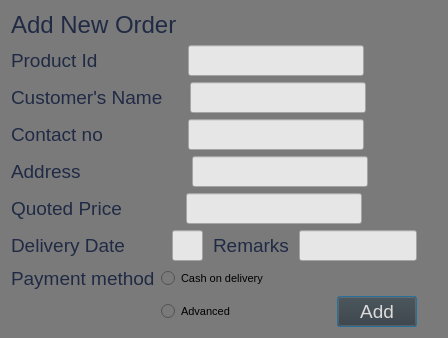
First picture: the form in Bhitti/neworder.ui, repository BigyaDhungana/Bhitti_v2, before the edit.
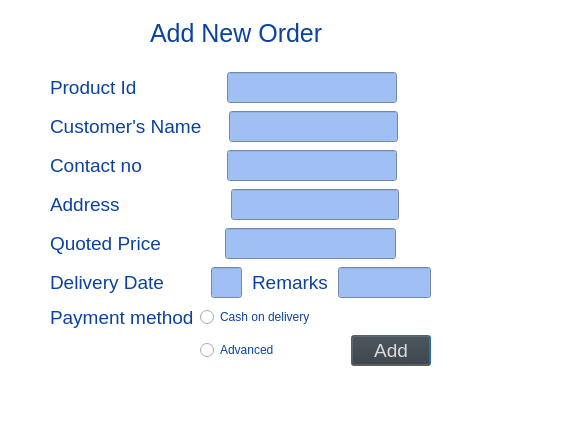
Second picture: the form after the edit. Icons and pictures are not drawn.

```diff
--- a/Bhitti/neworder.ui
+++ b/Bhitti/neworder.ui
@@ -6,8 +6,8 @@
    <rect>
     <x>0</x>
     <y>0</y>
-    <width>448</width>
-    <height>333</height>
+    <width>579</width>
+    <height>433</height>
    </rect>
   </property>
   <property name="font">
@@ -19,25 +19,61 @@
    <string>Dialog</string>
   </property>
   <property name="styleSheet">
-   <string notr="true">background-color: rgb(122, 122, 122);</string>
+   <string notr="true">background-color: rgb(255, 255, 255);</string>
   </property>
-  <layout class="QGridLayout" name="gridLayout_8">
-   <item row="0" column="0">
     <widget class="QLabel" name="label_10">
+   <property name="geometry">
+    <rect>
+     <x>150</x>
+     <y>20</y>
+     <width>311</width>
+     <height>26</height>
+    </rect>
+   </property>
      <property name="font">
       <font>
-       <pointsize>18</pointsize>
+     <family>Segoe UI</family>
+     <pointsize>19</pointsize>
+     <italic>false</italic>
+     <bold>false</bold>
       </font>
      </property>
      <property name="styleSheet">
-      <string notr="true">color: rgb(32, 42, 68);</string>
+    <string notr="true">color: rgb(11, 66, 160);
+font: 19pt &quot;Segoe UI&quot;;</string>
      </property>
      <property name="text">
       <string>Add New Order</string>
      </property>
     </widget>
-   </item>
-   <item row="1" column="0">
+  <widget class="QLabel" name="label">
+   <property name="geometry">
+    <rect>
+     <x>20</x>
+     <y>10</y>
+     <width>61</width>
+     <height>51</height>
+    </rect>
+   </property>
+   <property name="text">
+    <string/>
+   </property>
+   <property name="pixmap">
+    <pixmap>C:/Users/Asus/Downloads/Untitled-2.png</pixmap>
+   </property>
+   <property name="scaledContents">
+    <bool>true</bool>
+   </property>
+  </widget>
+  <widget class="QWidget" name="">
+   <property name="geometry">
+    <rect>
+     <x>50</x>
+     <y>70</y>
+     <width>381</width>
+     <height>301</height>
+    </rect>
+   </property>
     <layout class="QVBoxLayout" name="verticalLayout" stretch="0,0,0,0,0,0,0">
      <item>
       <layout class="QGridLayout" name="gridLayout_2">
@@ -46,7 +82,8 @@
          <item>
           <widget class="QLabel" name="label_2">
            <property name="styleSheet">
-            <string notr="true">color: rgb(32, 42, 68);
+           <string notr="true">color: rgb(11, 66, 160);
+font: 300 9pt &quot;Segoe UI&quot;;
 </string>
            </property>
            <property name="text">
@@ -57,7 +94,7 @@
          <item>
           <widget class="QLineEdit" name="lineEdit">
            <property name="styleSheet">
-            <string notr="true">background-color: rgb(230, 230, 230);</string>
+           <string notr="true">background-color: rgb(160,191,243);</string>
            </property>
           </widget>
          </item>
@@ -85,7 +122,9 @@
          <item>
           <widget class="QLabel" name="label_3">
            <property name="styleSheet">
-            <string notr="true">color: rgb(32, 42, 68);
+           <string notr="true">color: rgb(11, 66, 160);
+font: 300 9pt &quot;Segoe UI&quot;;
+
 </string>
            </property>
            <property name="text">
@@ -96,7 +135,7 @@
          <item>
           <widget class="QLineEdit" name="lineEdit_2">
            <property name="styleSheet">
-            <string notr="true">background-color: rgb(230, 230, 230);</string>
+           <string notr="true">background-color: rgb(160,191,243);</string>
            </property>
           </widget>
          </item>
@@ -124,7 +163,8 @@
          <item>
           <widget class="QLabel" name="label_4">
            <property name="styleSheet">
-            <string notr="true">color: rgb(32, 42, 68);</string>
+           <string notr="true">color: rgb(11, 66, 160);
+font: 300 9pt &quot;Segoe UI&quot;;</string>
            </property>
            <property name="text">
             <string>Contact no               </string>
@@ -134,7 +174,7 @@
          <item>
           <widget class="QLineEdit" name="lineEdit_3">
            <property name="styleSheet">
-            <string notr="true">background-color: rgb(230, 230, 230);</string>
+           <string notr="true">background-color: rgb(160,191,243);</string>
            </property>
            <property name="inputMethodHints">
             <set>Qt::ImhFormattedNumbersOnly</set>
@@ -168,7 +208,8 @@
          <item>
           <widget class="QLabel" name="label_5">
            <property name="styleSheet">
-            <string notr="true">color: rgb(32, 42, 68);</string>
+           <string notr="true">color: rgb(11, 66, 160);
+font: 300 9pt &quot;Segoe UI&quot;;</string>
            </property>
            <property name="text">
             <string>Address                     </string>
@@ -178,7 +219,7 @@
          <item>
           <widget class="QLineEdit" name="lineEdit_4">
            <property name="styleSheet">
-            <string notr="true">background-color: rgb(230, 230, 230);</string>
+           <string notr="true">background-color: rgb(160,191,243);</string>
            </property>
           </widget>
          </item>
@@ -206,7 +247,8 @@
          <item>
           <widget class="QLabel" name="label_6">
            <property name="styleSheet">
-            <string notr="true">color: rgb(32, 42, 68);</string>
+           <string notr="true">color: rgb(11, 66, 160);
+font: 300 9pt &quot;Segoe UI&quot;;</string>
            </property>
            <property name="text">
             <string>Quoted Price           </string>
@@ -216,7 +258,7 @@
          <item>
           <widget class="QLineEdit" name="lineEdit_5">
            <property name="styleSheet">
-            <string notr="true">background-color: rgb(230, 230, 230);</string>
+           <string notr="true">background-color: rgb(160,191,243);;</string>
            </property>
           </widget>
          </item>
@@ -247,7 +289,8 @@
          <item>
           <widget class="QLabel" name="label_8">
            <property name="styleSheet">
-            <string notr="true">color: rgb(32, 42, 68);</string>
+           <string notr="true">color: rgb(11, 66, 160);
+font: 300 9pt &quot;Segoe UI&quot;;</string>
            </property>
            <property name="text">
             <string>Delivery Date       </string>
@@ -257,7 +300,7 @@
          <item>
           <widget class="QLineEdit" name="lineEdit_7">
            <property name="styleSheet">
-            <string notr="true">background-color: rgb(230, 230, 230);</string>
+           <string notr="true">background-color: rgb(160,191,243);</string>
            </property>
           </widget>
          </item>
@@ -277,7 +320,8 @@
          <item>
           <widget class="QLabel" name="label_7">
            <property name="styleSheet">
-            <string notr="true">color: rgb(32, 42, 68);
+           <string notr="true">color: rgb(11, 66, 160);
+font: 300 9pt &quot;Segoe UI&quot;;
 </string>
            </property>
            <property name="text">
@@ -288,7 +332,7 @@
          <item>
           <widget class="QLineEdit" name="lineEdit_6">
            <property name="styleSheet">
-            <string notr="true">background-color: rgb(230, 230, 230);</string>
+           <string notr="true">background-color: rgb(160,191,243);</string>
            </property>
           </widget>
          </item>
@@ -314,7 +358,8 @@
        <item row="0" column="0">
         <widget class="QLabel" name="label_9">
          <property name="styleSheet">
-          <string notr="true">color: rgb(32, 42, 68);</string>
+         <string notr="true">color: rgb(11, 66, 160);
+font: 300 9pt &quot;Segoe UI&quot;;</string>
          </property>
          <property name="text">
           <string>Payment method</string>
@@ -352,9 +397,16 @@
         <widget class="QRadioButton" name="radioButton">
          <property name="font">
           <font>
-           <pointsize>8</pointsize>
-          </font>
-         </property>
+          <family>Segoe UI</family>
+          <pointsize>9</pointsize>
+          <italic>false</italic>
+          <bold>false</bold>
+         </font>
+        </property>
+        <property name="styleSheet">
+         <string notr="true">color: rgb(11, 66, 160);
+font: 300 9pt &quot;Segoe UI&quot;;</string>
+        </property>
          <property name="text">
           <string>Cash on delivery</string>
          </property>
@@ -364,9 +416,16 @@
         <widget class="QRadioButton" name="radioButton_2">
          <property name="font">
           <font>
-           <pointsize>8</pointsize>
-          </font>
-         </property>
+          <family>Segoe UI</family>
+          <pointsize>9</pointsize>
+          <italic>false</italic>
+          <bold>false</bold>
+         </font>
+        </property>
+        <property name="styleSheet">
+         <string notr="true">color: rgb(11, 66, 160);
+font: 300 9pt &quot;Segoe UI&quot;;</string>
+        </property>
          <property name="text">
           <string>Advanced</string>
          </property>
@@ -375,21 +434,7 @@
       </layout>
      </item>
     </layout>
-   </item>
-   <item row="1" column="1">
-    <spacer name="verticalSpacer">
-     <property name="orientation">
-      <enum>Qt::Vertical</enum>
-     </property>
-     <property name="sizeHint" stdset="0">
-      <size>
-       <width>20</width>
-       <height>40</height>
-      </size>
-     </property>
-    </spacer>
-   </item>
-  </layout>
+  </widget>
  </widget>
  <tabstops>
   <tabstop>lineEdit</tabstop>
```
Lines whose indentation alone changed are shown as unchanged.
